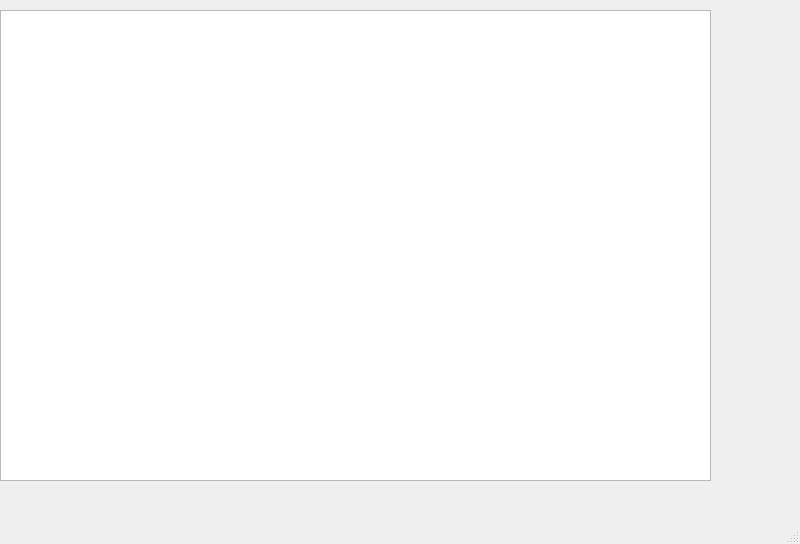
Above: codigoProyectoFinal/mainwindow.ui from EdwinGutierrezAcevedo/ProyectoFinal before the change. Below: the same form after it.
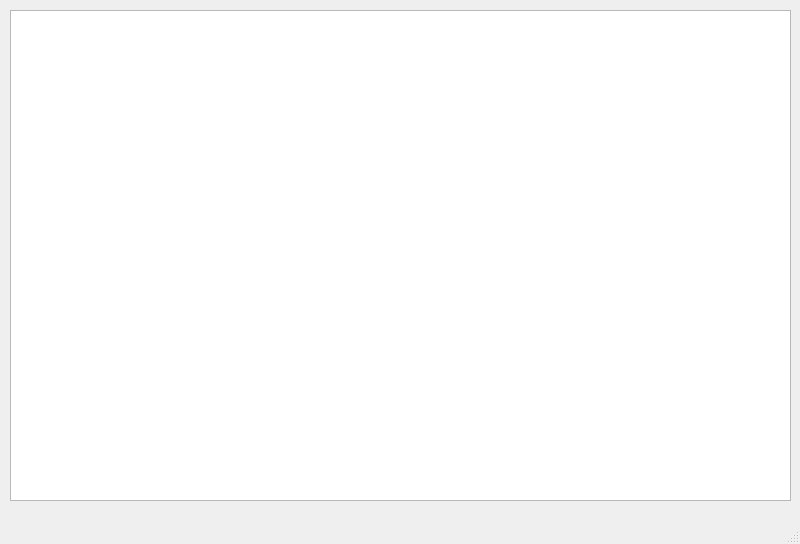
That is the form after the change.

Commit message: Se creo la clase nivel la cual gestiona el nivel actual y muestra un texto de nivel superado y un boton para seguir con el nivel 2 al eliminar a todos los enemigos

Patch:
```diff
--- a/codigoProyectoFinal/mainwindow.ui
+++ b/codigoProyectoFinal/mainwindow.ui
@@ -17,10 +17,10 @@
    <widget class="QGraphicsView" name="graphicsView">
     <property name="geometry">
      <rect>
-      <x>0</x>
+      <x>10</x>
       <y>10</y>
-      <width>711</width>
-      <height>471</height>
+      <width>781</width>
+      <height>491</height>
      </rect>
     </property>
    </widget>
```
The commit also changes 6 other files.
